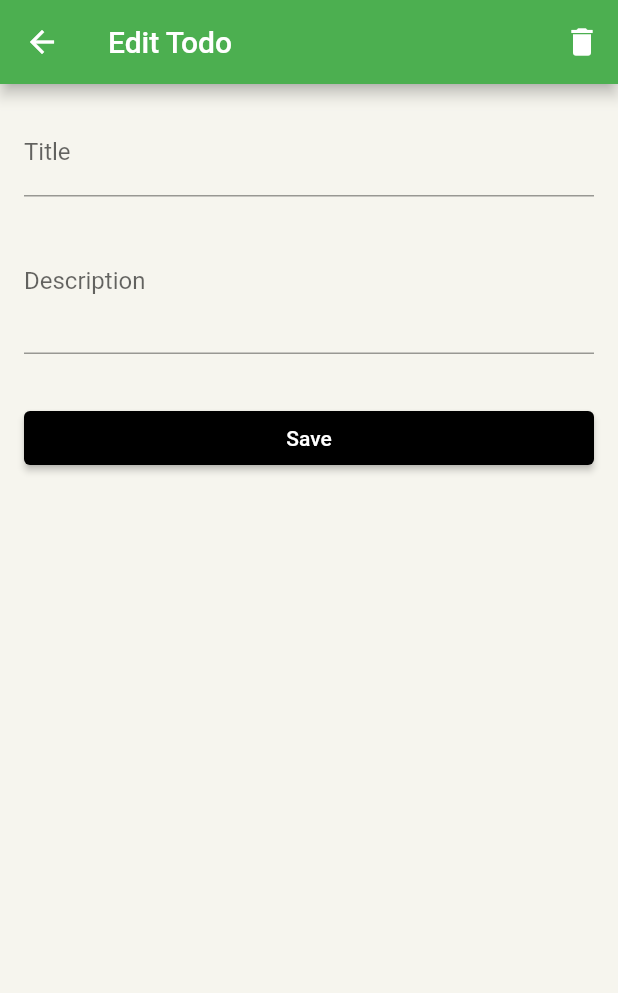
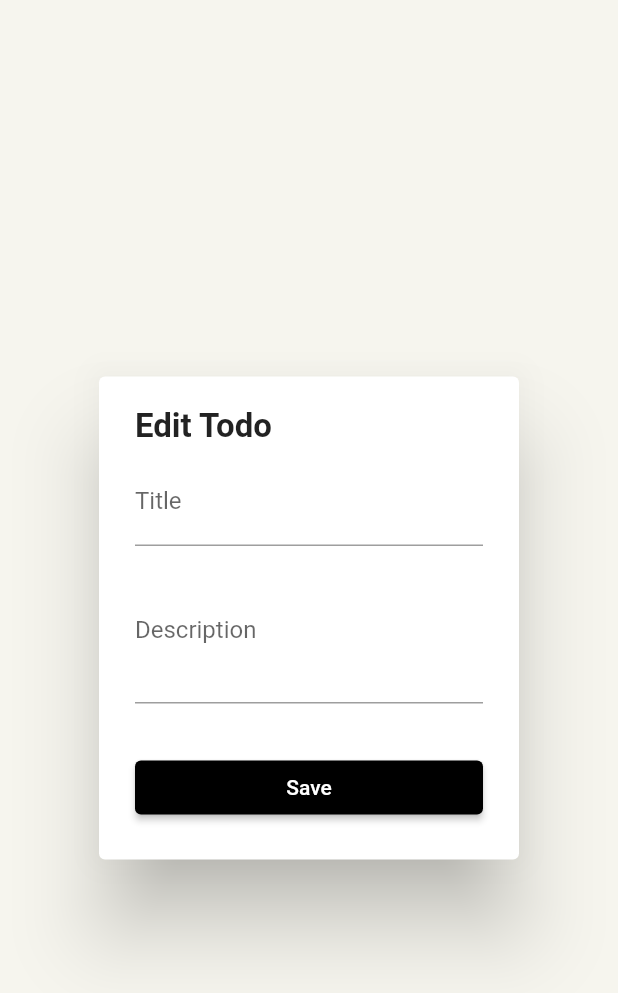
Before and after one commit to Olfatalatas/todolist, a Flutter app: the EditTodoPage widget shown alone on an empty page, opened directly with empty values, on a phone screen of 412 x 824 dp. Shown: the top 993 px of the screen. Run offline on Flutter 3.47's test engine with Material 2 defaults, Android fonts, the phone set to English and light mode, and no system bars; our stand-ins replace cloud_firestore, firebase_core, flutter_slidable; accounts and stored records are empty.

Commit message:
update edit screen

```diff
--- a/lib/page/edit_todo_page.dart
+++ b/lib/page/edit_todo_page.dart
@@ -28,34 +28,30 @@ class _EditTodoPageState extends State<EditTodoPage> {
   }
 
   @override
-  Widget build(BuildContext context) => Scaffold(
-        appBar: AppBar(
-          title: Text('Edit Todo'),
-          actions: [
-            IconButton(
-              icon: Icon(Icons.delete),
-              onPressed: () {
-                final provider =
-                    Provider.of<TodosProvider>(context, listen: false);
-                provider.removeTodo(widget.todo);
-
-                Navigator.of(context).pop();
-              },
+  Widget build(BuildContext context) => AlertDialog(
+        content: Form(
+          key: _formKey,
+          child: Column(
+            mainAxisSize: MainAxisSize.min,
+            crossAxisAlignment: CrossAxisAlignment.start,
+            children: [
+              Text(
+                'Edit Todo',
+                style: TextStyle(
+                  fontWeight: FontWeight.bold,
+                  fontSize: 22,
                 ),
-          ],
               ),
-        body: Padding(
-          padding: EdgeInsets.all(16),
-          child: Form(
-            key: _formKey,
-            child: TodoFormWidget(
+              const SizedBox(height: 8),
+              TodoFormWidget(
                 title: title,
                 description: description,
                 onChangedTitle: (title) => setState(() => this.title = title),
                 onChangedDescription: (description) =>
                     setState(() => this.description = description),
                 onSavedTodo: saveTodo,
-            ),
+              )
+            ],
           ),
         ),
       );
--- a/lib/widget/todo_list_widget.dart
+++ b/lib/widget/todo_list_widget.dart
@@ -1,6 +1,5 @@
 import 'package:flutter/material.dart';
 import 'package:provider/provider.dart';
-import 'package:todolist/model/todo.dart';
 import 'package:todolist/provider/todos.dart';
 import 'package:todolist/widget/todo_widget.dart';
 
```
Also changed, not shown: lib/widget/todo_widget.dart (+10 -2 lines). Lines whose indentation alone changed are shown as unchanged.
